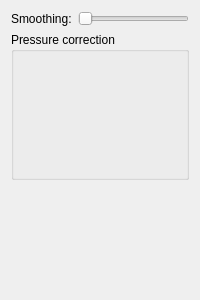
This is src/client/ui/inputcfg.ui in drawpile/Drawpile as Qt 5 draws it before an edit. The edited form follows.
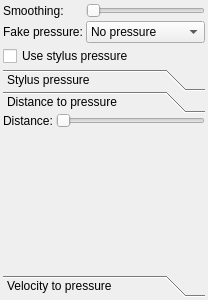
This is the edited form. The open tabs and pages were chosen to show the change. Custom widgets are drawn as their Qt base class.

Commit message: Pressure emulation modes

What changed in the file:
```diff
--- a/src/client/ui/inputcfg.ui
+++ b/src/client/ui/inputcfg.ui
@@ -6,7 +6,7 @@
    <rect>
     <x>0</x>
     <y>0</y>
-    <width>200</width>
+    <width>208</width>
     <height>300</height>
    </rect>
   </property>
@@ -14,16 +14,37 @@
    <string>Form</string>
   </property>
   <layout class="QVBoxLayout" name="verticalLayout_2">
+   <property name="spacing">
+    <number>3</number>
+   </property>
+   <property name="leftMargin">
+    <number>3</number>
+   </property>
+   <property name="topMargin">
+    <number>3</number>
+   </property>
+   <property name="rightMargin">
+    <number>3</number>
+   </property>
+   <property name="bottomMargin">
+    <number>3</number>
+   </property>
    <item>
-    <layout class="QHBoxLayout" name="horizontalLayout">
-     <item>
+    <layout class="QFormLayout" name="formLayout">
+     <property name="horizontalSpacing">
+      <number>3</number>
+     </property>
+     <property name="verticalSpacing">
+      <number>3</number>
+     </property>
+     <item row="0" column="0">
       <widget class="QLabel" name="label">
        <property name="text">
         <string>Smoothing:</string>
        </property>
       </widget>
      </item>
-     <item>
+     <item row="0" column="1">
       <widget class="QSlider" name="smoothing">
        <property name="maximum">
         <number>10</number>
@@ -39,55 +60,249 @@
        </property>
       </widget>
      </item>
+     <item row="1" column="0">
+      <widget class="QLabel" name="label_2">
+       <property name="text">
+        <string>Fake pressure:</string>
+       </property>
+      </widget>
+     </item>
+     <item row="1" column="1">
+      <widget class="QComboBox" name="fakepressure">
+       <property name="toolTip">
+        <string>Pressure emulation mode for mouse</string>
+       </property>
+       <item>
+        <property name="text">
+         <string>No pressure</string>
+        </property>
+       </item>
+       <item>
+        <property name="text">
+         <string>Distance</string>
+        </property>
+       </item>
+       <item>
+        <property name="text">
+         <string>Velocity</string>
+        </property>
+       </item>
+      </widget>
+     </item>
+     <item row="2" column="0" colspan="2">
+      <widget class="QCheckBox" name="usestylus">
+       <property name="toolTip">
+        <string>Uncheck this to use emulated pressure for tablet input as well</string>
+       </property>
+       <property name="text">
+        <string>Use stylus pressure</string>
+       </property>
+      </widget>
+     </item>
     </layout>
    </item>
    <item>
-    <widget class="QGroupBox" name="groupBox">
-     <property name="title">
-      <string>Pressure correction</string>
+    <widget class="QToolBox" name="toolBox">
+     <property name="currentIndex">
+      <number>0</number>
      </property>
-     <layout class="QVBoxLayout" name="verticalLayout">
-      <property name="spacing">
-       <number>0</number>
+     <property name="tabSpacing">
+      <number>0</number>
+     </property>
+     <widget class="QWidget" name="page">
+      <property name="geometry">
+       <rect>
+        <x>0</x>
+        <y>0</y>
+        <width>202</width>
+        <height>160</height>
+       </rect>
       </property>
-      <property name="leftMargin">
-       <number>0</number>
+      <attribute name="label">
+       <string>Stylus pressure</string>
+      </attribute>
+      <layout class="QVBoxLayout" name="verticalLayout">
+       <property name="spacing">
+        <number>0</number>
+       </property>
+       <property name="leftMargin">
+        <number>0</number>
+       </property>
+       <property name="topMargin">
+        <number>0</number>
+       </property>
+       <property name="rightMargin">
+        <number>0</number>
+       </property>
+       <property name="bottomMargin">
+        <number>0</number>
+       </property>
+       <item>
+        <widget class="KisCurveWidget" name="stylusCurve" native="true">
+         <property name="minimumSize">
+          <size>
+           <width>150</width>
+           <height>125</height>
+          </size>
+         </property>
+        </widget>
+       </item>
+      </layout>
+     </widget>
+     <widget class="QWidget" name="page_2">
+      <property name="geometry">
+       <rect>
+        <x>0</x>
+        <y>0</y>
+        <width>202</width>
+        <height>160</height>
+       </rect>
       </property>
-      <property name="topMargin">
-       <number>0</number>
+      <attribute name="label">
+       <string>Distance to pressure</string>
+      </attribute>
+      <layout class="QVBoxLayout" name="verticalLayout_3">
+       <property name="spacing">
+        <number>0</number>
+       </property>
+       <property name="leftMargin">
+        <number>0</number>
+       </property>
+       <property name="topMargin">
+        <number>0</number>
+       </property>
+       <property name="rightMargin">
+        <number>0</number>
+       </property>
+       <property name="bottomMargin">
+        <number>0</number>
+       </property>
+       <item>
+        <layout class="QHBoxLayout" name="horizontalLayout">
+         <property name="spacing">
+          <number>3</number>
+         </property>
+         <item>
+          <widget class="QLabel" name="label_3">
+           <property name="minimumSize">
+            <size>
+             <width>0</width>
+             <height>16</height>
+            </size>
+           </property>
+           <property name="text">
+            <string>Distance:</string>
+           </property>
+          </widget>
+         </item>
+         <item>
+          <widget class="QSlider" name="distance">
+           <property name="minimum">
+            <number>10</number>
+           </property>
+           <property name="maximum">
+            <number>200</number>
+           </property>
+           <property name="tracking">
+            <bool>false</bool>
+           </property>
+           <property name="orientation">
+            <enum>Qt::Horizontal</enum>
+           </property>
+          </widget>
+         </item>
+        </layout>
+       </item>
+       <item>
+        <widget class="KisCurveWidget" name="distanceCurve" native="true">
+         <property name="minimumSize">
+          <size>
+           <width>150</width>
+           <height>125</height>
+          </size>
+         </property>
+        </widget>
+       </item>
+      </layout>
+     </widget>
+     <widget class="QWidget" name="page_3">
+      <property name="geometry">
+       <rect>
+        <x>0</x>
+        <y>0</y>
+        <width>202</width>
+        <height>160</height>
+       </rect>
       </property>
-      <property name="rightMargin">
-       <number>0</number>
-      </property>
-      <property name="bottomMargin">
-       <number>0</number>
-      </property>
-      <item>
-       <widget class="KisCurveWidget" name="curveWidget" native="true">
-        <property name="minimumSize">
-         <size>
-          <width>150</width>
-          <height>125</height>
-         </size>
-        </property>
-       </widget>
-      </item>
-     </layout>
+      <attribute name="label">
+       <string>Velocity to pressure</string>
+      </attribute>
+      <layout class="QVBoxLayout" name="verticalLayout_4">
+       <property name="spacing">
+        <number>0</number>
+       </property>
+       <property name="leftMargin">
+        <number>0</number>
+       </property>
+       <property name="topMargin">
+        <number>0</number>
+       </property>
+       <property name="rightMargin">
+        <number>0</number>
+       </property>
+       <property name="bottomMargin">
+        <number>0</number>
+       </property>
+       <item>
+        <layout class="QHBoxLayout" name="horizontalLayout_2">
+         <property name="spacing">
+          <number>3</number>
+         </property>
+         <item>
+          <widget class="QLabel" name="label_4">
+           <property name="minimumSize">
+            <size>
+             <width>0</width>
+             <height>16</height>
+            </size>
+           </property>
+           <property name="text">
+            <string>Velocity:</string>
+           </property>
+          </widget>
+         </item>
+         <item>
+          <widget class="QSlider" name="velocity">
+           <property name="minimum">
+            <number>10</number>
+           </property>
+           <property name="maximum">
+            <number>100</number>
+           </property>
+           <property name="tracking">
+            <bool>false</bool>
+           </property>
+           <property name="orientation">
+            <enum>Qt::Horizontal</enum>
+           </property>
+          </widget>
+         </item>
+        </layout>
+       </item>
+       <item>
+        <widget class="KisCurveWidget" name="velocityCurve" native="true">
+         <property name="minimumSize">
+          <size>
+           <width>150</width>
+           <height>125</height>
+          </size>
+         </property>
+        </widget>
+       </item>
+      </layout>
+     </widget>
     </widget>
    </item>
-   <item>
-    <spacer name="verticalSpacer">
-     <property name="orientation">
-      <enum>Qt::Vertical</enum>
-     </property>
-     <property name="sizeHint" stdset="0">
-      <size>
-       <width>20</width>
-       <height>271</height>
-      </size>
-     </property>
-    </spacer>
-   </item>
   </layout>
  </widget>
  <customwidgets>
```
Left out of the diff: 19 changed lines with no effect on the pictures. The commit also changes 5 other files.
